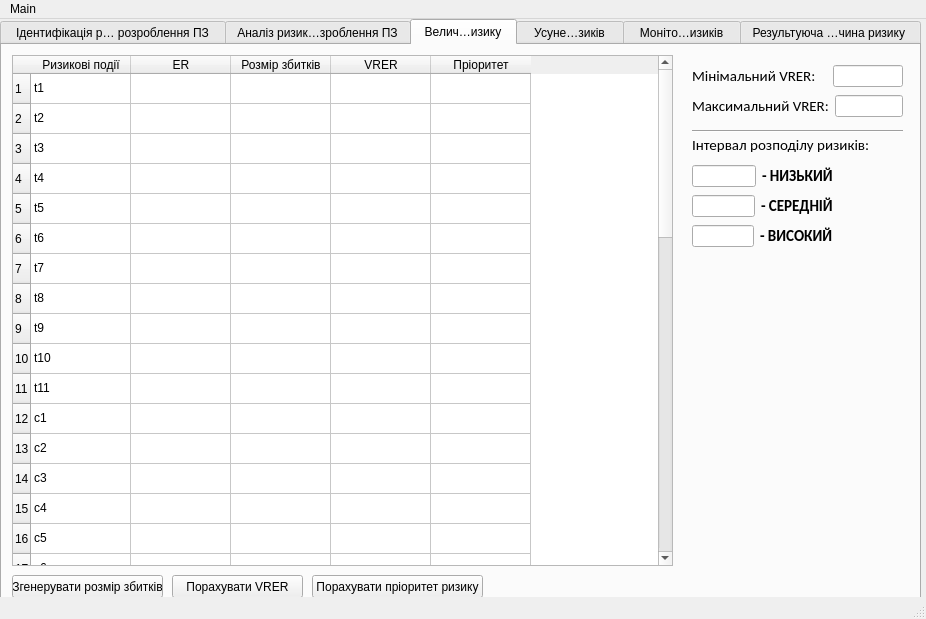
Above: main.ui from Spalletto/risk_management before the change. Below: the same form after it.
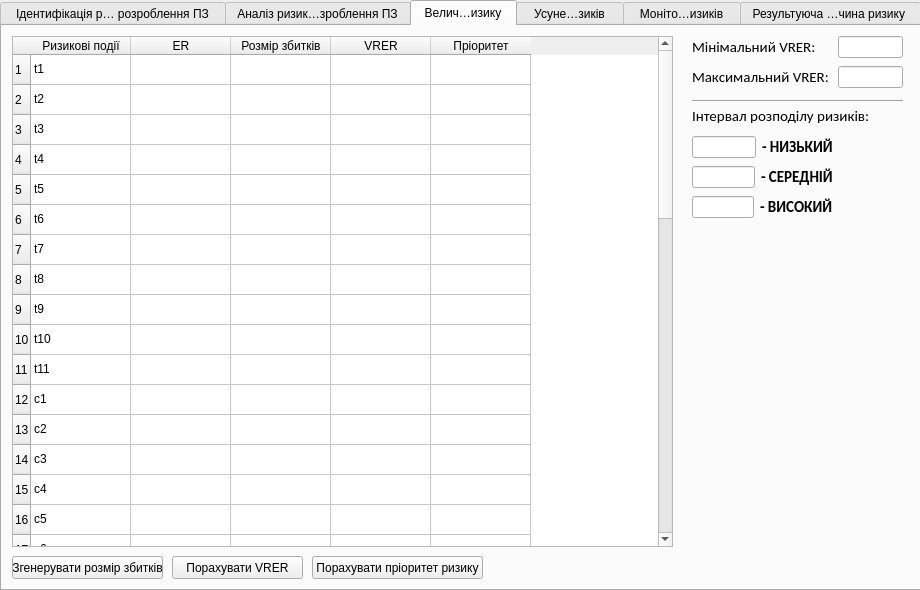
That is the form after the change. The open tabs and pages were chosen to show the change.

Patch:
```diff
--- a/main.ui
+++ b/main.ui
@@ -6,8 +6,8 @@
    <rect>
     <x>0</x>
     <y>0</y>
-    <width>926</width>
-    <height>619</height>
+    <width>920</width>
+    <height>590</height>
    </rect>
   </property>
   <property name="windowTitle">
@@ -4240,7 +4240,7 @@
       <property name="geometry">
        <rect>
         <x>690</x>
-        <y>20</y>
+        <y>10</y>
         <width>211</width>
         <height>22</height>
        </rect>
@@ -4261,9 +4261,15 @@
        </item>
        <item>
         <widget class="QLineEdit" name="min_vrer_box">
+         <property name="minimumSize">
+          <size>
+           <width>65</width>
+           <height>0</height>
+          </size>
+         </property>
          <property name="maximumSize">
           <size>
-           <width>70</width>
+           <width>65</width>
            <height>16777215</height>
           </size>
          </property>
@@ -4275,7 +4281,7 @@
       <property name="geometry">
        <rect>
         <x>690</x>
-        <y>50</y>
+        <y>40</y>
         <width>211</width>
         <height>22</height>
        </rect>
@@ -4296,9 +4302,15 @@
        </item>
        <item>
         <widget class="QLineEdit" name="max_vrer_box">
+         <property name="minimumSize">
+          <size>
+           <width>65</width>
+           <height>0</height>
+          </size>
+         </property>
          <property name="maximumSize">
           <size>
-           <width>70</width>
+           <width>65</width>
            <height>16777215</height>
           </size>
          </property>
@@ -4310,7 +4322,7 @@
       <property name="geometry">
        <rect>
         <x>690</x>
-        <y>90</y>
+        <y>80</y>
         <width>221</width>
         <height>20</height>
        </rect>
@@ -4329,9 +4341,9 @@
       <property name="geometry">
        <rect>
         <x>690</x>
-        <y>76</y>
+        <y>60</y>
         <width>211</width>
-        <height>20</height>
+        <height>31</height>
        </rect>
       </property>
       <property name="orientation">
@@ -4342,7 +4354,7 @@
       <property name="geometry">
        <rect>
         <x>690</x>
-        <y>150</y>
+        <y>140</y>
         <width>141</width>
         <height>22</height>
        </rect>
@@ -4382,7 +4394,7 @@
       <property name="geometry">
        <rect>
         <x>690</x>
-        <y>180</y>
+        <y>170</y>
         <width>141</width>
         <height>22</height>
        </rect>
@@ -4422,7 +4434,7 @@
       <property name="geometry">
        <rect>
         <x>690</x>
-        <y>120</y>
+        <y>110</y>
         <width>141</width>
         <height>22</height>
        </rect>
@@ -8986,24 +8998,6 @@
     </widget>
    </widget>
   </widget>
-  <widget class="QMenuBar" name="menubar">
-   <property name="geometry">
-    <rect>
-     <x>0</x>
-     <y>0</y>
-     <width>926</width>
-     <height>21</height>
-    </rect>
-   </property>
-   <widget class="QMenu" name="menuMain">
-    <property name="title">
-     <string>Main</string>
-    </property>
-    <addaction name="actionMain_menu"/>
-   </widget>
-   <addaction name="menuMain"/>
-  </widget>
-  <widget class="QStatusBar" name="statusbar"/>
   <action name="actionMain_menu">
    <property name="text">
     <string>Main menu</string>
```
Left out of the diff: 36 changed lines with no effect on the pictures.
